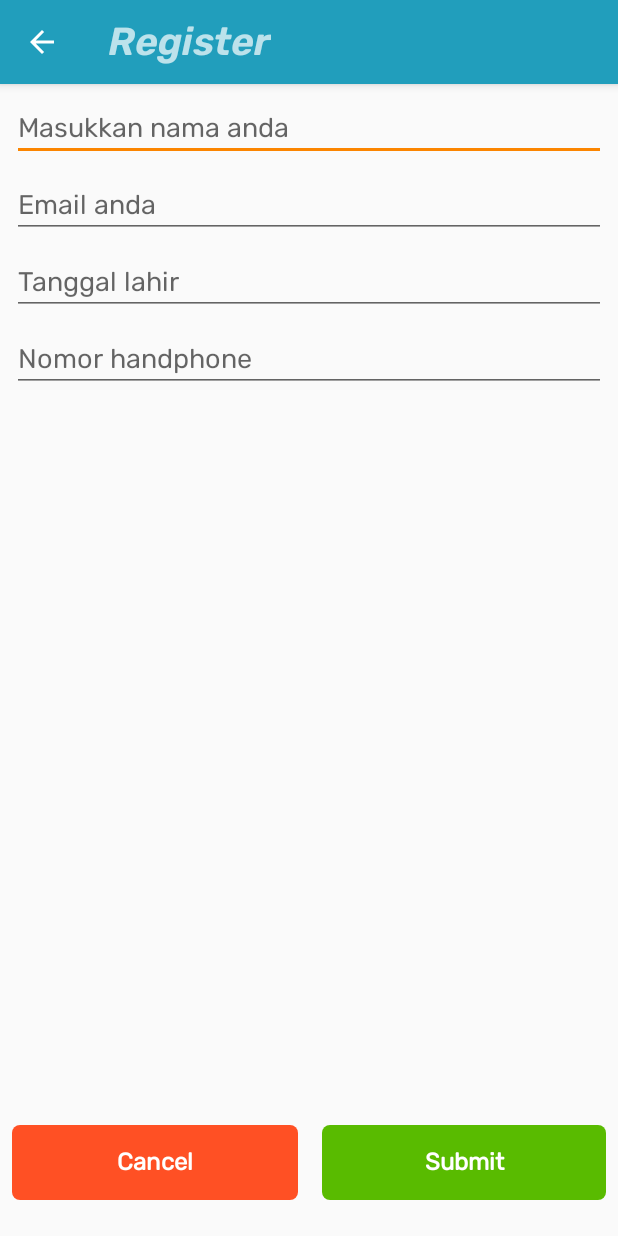
After one commit to chuda27/BasicAndroidApp, an Android app: the RegisterActivity screen opened directly, with no data from a screen before it, on a phone screen of 412 x 824 dp. The commit adds this screen. Run offline under Robolectric (Android 15) with nearby library versions, the phone set to English and light mode, and no system bars.

Commit message:
Add: - Adding RegisterActivity feature

```diff
--- a/app/src/main/java/com/choirulhuda/basic/MainActivity.java
+++ b/app/src/main/java/com/choirulhuda/basic/MainActivity.java
@@ -47,4 +47,9 @@ public class MainActivity extends AppCompatActivity implements View.OnClickListe
         Intent calculator = new Intent(this, CalculatorActivity.class);
         startActivity(calculator);
     }
+
+    public void actionRegister(View view) {
+        Intent register = new Intent(this, RegisterActivity.class);
+        startActivity(register);
+    }
 }
--- /dev/null
+++ b/app/src/main/java/com/choirulhuda/basic/RegisterActivity.java
@@ -0,0 +1,169 @@
+package com.choirulhuda.basic;
+
+import androidx.appcompat.app.AppCompatActivity;
+import androidx.constraintlayout.widget.ConstraintLayout;
+
+import android.app.AlertDialog;
+import android.app.DatePickerDialog;
+import android.content.DialogInterface;
+import android.os.Bundle;
+import android.view.MotionEvent;
+import android.view.View;
+import android.widget.Button;
+import android.widget.DatePicker;
+import android.widget.EditText;
+import android.widget.Toast;
+
+import java.text.SimpleDateFormat;
+import java.util.Calendar;
+import java.util.Locale;
+
+public class RegisterActivity extends AppCompatActivity {
+
+    EditText edtPersonName, edtEmail, edtBDate, edtPhone;
+    Button btnSubmit, btnCancel;
+    ConstraintLayout consLayReg;
+
+    final Calendar myCalendar = Calendar.getInstance();
+
+
+    @Override
+    protected void onCreate(Bundle savedInstanceState) {
+        super.onCreate(savedInstanceState);
+        setContentView(R.layout.activity_register);
+        getSupportActionBar().setTitle("Register");
+
+        edtBDate = findViewById(R.id.edt_birthdate);
+        edtPersonName = findViewById(R.id.edt_person_name);
+        edtEmail = findViewById(R.id.edt_email);
+        edtPhone = findViewById(R.id.edt_phone_number);
+        btnSubmit = findViewById(R.id.btn_submit);
+        btnCancel = findViewById(R.id.btn_cancel);
+
+        consLayReg = findViewById(R.id.cons_lay_reg);
+
+        consLayReg.setOnTouchListener(new View.OnTouchListener() {
+            @Override
+            public boolean onTouch(View view, MotionEvent motionEvent) {
+                Toast.makeText(getApplicationContext(), "Background disentuh", Toast.LENGTH_SHORT).show();
+                return false;
+            }
+        });
+
+        final DatePickerDialog.OnDateSetListener date = new DatePickerDialog.OnDateSetListener() {
+            @Override
+            public void onDateSet(DatePicker datePicker, int i, int i1, int i2) {
+                myCalendar.set(Calendar.YEAR, i);
+                myCalendar.set(Calendar.MONTH, i1);
+                myCalendar.set(Calendar.DAY_OF_MONTH, i2);
+                updateLabelDate();
+            }
+        };
+
+        edtBDate.setOnClickListener(new View.OnClickListener() {
+            @Override
+            public void onClick(View view) {
+                new DatePickerDialog(RegisterActivity.this, date, myCalendar
+                        .get(Calendar.YEAR), myCalendar.get(Calendar.MONTH),
+                        myCalendar.get(Calendar.DAY_OF_MONTH)).show();
+            }
+        });
+
+        edtPersonName.setOnFocusChangeListener(new View.OnFocusChangeListener() {
+            @Override
+            public void onFocusChange(View view, boolean b) {
+                if (!b && edtPersonName.getText().toString().equals("")){
+                    Toast.makeText(getApplicationContext(), "Nama tidak boleh kosong", Toast.LENGTH_SHORT).show();
+                    edtPersonName.setError("Tidak boleh kosong!");
+                }
+            }
+        });
+
+        /*edtBDate.setOnFocusChangeListener(new View.OnFocusChangeListener() {
+            @Override
+            public void onFocusChange(View view, boolean b) {
+                if (!b) {
+                    if (!edtBDate.getText().toString().isEmpty())
+                        edtBDate.setError(null,null);
+                }
+            }
+        });*/
+
+    }
+
+    private void updateLabelDate(){
+        String myFormat = "dd-MMM-yyyy"; //In which you need put here
+        SimpleDateFormat sdf = new SimpleDateFormat(myFormat, Locale.US);
+
+        edtBDate.setText(sdf.format(myCalendar.getTime()));
+    }
+
+    public void actionSubmit(View view) {
+        boolean isAllComplete = true;
+
+        if (edtPersonName.getText().toString().equals("")){
+            edtPersonName.requestFocus();
+            edtPersonName.setError("Harus diisi!");
+            isAllComplete = false;
+        } else
+            isAllComplete = true;
+
+        if (edtEmail.getText().toString().equals("")){
+            edtEmail.requestFocus();
+            edtEmail.setError("Harus diisi!");
+            isAllComplete = false;
+        } else
+            isAllComplete = true;
+
+        if (edtPhone.getText().toString().equals("")){
+            edtPhone.requestFocus();
+            edtPhone.setError("Harus diisi!");
+            isAllComplete = false;
+        } else
+            isAllComplete = true;
+
+        if (edtBDate.getText().toString().equals("")){
+            edtBDate.requestFocus();
+            isAllComplete = false;
+        } else{
+            isAllComplete = true;
+        }
+
+        if (isAllComplete) {
+            AlertDialog.Builder dialogBuilder = new AlertDialog.Builder(this);
+            dialogBuilder.setTitle("Pesan");
+            dialogBuilder.setMessage("Data berhasil disimpan!")
+                    .setIcon(R.drawable.ic_reg_user)
+                    .setCancelable(false)
+                    .setPositiveButton("OK", new DialogInterface.OnClickListener() {
+                        @Override
+                        public void onClick(DialogInterface dialogInterface, int i) {
+                            dialogInterface.dismiss();
+                            finish();
+                        }
+                    });
+
+            AlertDialog alertDialog = dialogBuilder.create();
+            alertDialog.show();
+        } else {
+            AlertDialog.Builder dialogBuilder = new AlertDialog.Builder(this);
+            dialogBuilder.setTitle("Error");
+            dialogBuilder.setMessage("Lengkapi data!")
+                    .setIcon(R.drawable.ic_reg_user)
+                    .setCancelable(false)
+                    .setNegativeButton("OK", new DialogInterface.OnClickListener() {
+                        @Override
+                        public void onClick(DialogInterface dialogInterface, int i) {
+                            dialogInterface.dismiss();
+                        }
+                    });
+
+            AlertDialog alertDialog = dialogBuilder.create();
+            alertDialog.show();
+        }
+    }
+
+    public void actionCancel(View view) {
+        finish();
+    }
+}
--- /dev/null
+++ b/app/src/main/res/drawable/ic_reg_user.xml
@@ -0,0 +1,8 @@
+<vector android:height="48dp" android:tint="@color/colorOptional6"
+    android:viewportHeight="24" android:viewportWidth="24"
+    android:width="48dp" xmlns:android="http://schemas.android.com/apk/res/android">
+    <path android:fillColor="@color/colorOptional6"
+        android:fillType="evenOdd" android:pathData="M9,17l3,-2.94c-0.39,-0.04 -0.68,-0.06 -1,-0.06 -2.67,0 -8,1.34 -8,4v2h9l-3,-3zM11,12c2.21,0 4,-1.79 4,-4s-1.79,-4 -4,-4 -4,1.79 -4,4 1.79,4 4,4"/>
+    <path android:fillColor="@color/colorOptional6"
+        android:fillType="evenOdd" android:pathData="M15.47,20.5L12,17l1.4,-1.41 2.07,2.08 5.13,-5.17 1.4,1.41z"/>
+</vector>
--- /dev/null
+++ b/app/src/main/res/drawable/shape_button_a.xml
@@ -0,0 +1,13 @@
+<?xml version="1.0" encoding="utf-8"?>
+<shape xmlns:android="http://schemas.android.com/apk/res/android"
+    android:shape="rectangle" >
+
+    <solid android:color="@color/colorOptional4" />
+    <corners
+        android:bottomLeftRadius="5dp"
+        android:bottomRightRadius="5dp"
+        android:topLeftRadius="5dp"
+        android:topRightRadius="5dp"/>
+    <padding android:right="4dp"
+        android:left="4dp"/>
+</shape>
--- /dev/null
+++ b/app/src/main/res/drawable/shape_button_b.xml
@@ -0,0 +1,13 @@
+<?xml version="1.0" encoding="utf-8"?>
+<shape xmlns:android="http://schemas.android.com/apk/res/android"
+    android:shape="rectangle">
+    <solid android:color="@color/secondaryColor" />
+    <corners
+        android:bottomLeftRadius="5dp"
+        android:bottomRightRadius="5dp"
+        android:topLeftRadius="5dp"
+        android:topRightRadius="5dp"/>
+    <padding android:right="4dp"
+        android:left="4dp"/>
+
+</shape>
--- /dev/null
+++ b/app/src/main/res/layout/activity_register.xml
@@ -0,0 +1,105 @@
+<?xml version="1.0" encoding="utf-8"?>
+<androidx.constraintlayout.widget.ConstraintLayout xmlns:android="http://schemas.android.com/apk/res/android"
+    xmlns:app="http://schemas.android.com/apk/res-auto"
+    xmlns:tools="http://schemas.android.com/tools"
+    android:id="@+id/cons_lay_reg"
+    android:layout_width="match_parent"
+    android:layout_height="match_parent"
+    tools:context=".RegisterActivity">
+
+    <EditText
+        android:id="@+id/edt_person_name"
+        android:layout_width="0dp"
+        android:layout_height="wrap_content"
+        android:layout_marginStart="8dp"
+        android:layout_marginTop="8dp"
+        android:layout_marginEnd="8dp"
+        android:ems="10"
+        android:hint="@string/masukkan_nama_anda"
+        android:inputType="textPersonName"
+        app:layout_constraintEnd_toEndOf="parent"
+        app:layout_constraintStart_toStartOf="parent"
+        app:layout_constraintTop_toTopOf="parent" />
+
+    <EditText
+        android:id="@+id/edt_phone_number"
+        android:layout_width="0dp"
+        android:layout_height="wrap_content"
+        android:layout_marginTop="8dp"
+        android:ems="10"
+        android:hint="Nomor handphone"
+        android:inputType="phone"
+        app:layout_constraintEnd_toEndOf="@+id/edt_birthdate"
+        app:layout_constraintHorizontal_bias="1.0"
+        app:layout_constraintStart_toStartOf="@+id/edt_birthdate"
+        app:layout_constraintTop_toBottomOf="@+id/edt_birthdate" />
+
+    <EditText
+        android:id="@+id/edt_email"
+        android:layout_width="0dp"
+        android:layout_height="wrap_content"
+        android:layout_marginTop="8dp"
+        android:ems="10"
+        android:hint="Email anda"
+        android:inputType="textEmailAddress"
+        app:layout_constraintEnd_toEndOf="@+id/edt_person_name"
+        app:layout_constraintStart_toStartOf="@+id/edt_person_name"
+        app:layout_constraintTop_toBottomOf="@+id/edt_person_name" />
+
+    <EditText
+        android:id="@+id/edt_birthdate"
+        android:layout_width="0dp"
+        android:layout_height="wrap_content"
+        android:layout_marginTop="8dp"
+        android:ems="10"
+        android:hint="Tanggal lahir"
+        android:inputType="date"
+        android:editable="false"
+        android:clickable="true"
+        android:focusable="false"
+        app:layout_constraintEnd_toEndOf="@+id/edt_email"
+        app:layout_constraintStart_toStartOf="@+id/edt_email"
+        app:layout_constraintTop_toBottomOf="@+id/edt_email" />
+
+    <androidx.constraintlayout.widget.Guideline
+        android:id="@+id/guideline5"
+        android:layout_width="wrap_content"
+        android:layout_height="wrap_content"
+        android:orientation="vertical"
+        app:layout_constraintGuide_percent="0.50121653" />
+
+    <Button
+        android:id="@+id/btn_submit"
+        android:layout_width="0dp"
+        android:layout_height="50dp"
+        android:layout_marginStart="8dp"
+        android:layout_marginEnd="8dp"
+        android:layout_marginBottom="24dp"
+        android:background="@drawable/shape_button_a"
+        android:text="Submit"
+        android:textColor="#FFFFFF"
+        android:textSize="16sp"
+        android:textStyle="bold"
+        android:onClick="actionSubmit"
+        app:layout_constraintBottom_toBottomOf="parent"
+        app:layout_constraintEnd_toEndOf="parent"
+        app:layout_constraintStart_toStartOf="@+id/guideline5" />
+
+    <Button
+        android:id="@+id/btn_cancel"
+        android:layout_width="0dp"
+        android:layout_height="0dp"
+        android:layout_marginStart="8dp"
+        android:layout_marginEnd="8dp"
+        android:background="@drawable/shape_button_b"
+        android:text="Cancel"
+        android:textColor="#FFFFFF"
+        android:textSize="16sp"
+        android:textStyle="bold"
+        android:onClick="actionCancel"
+        app:layout_constraintBottom_toBottomOf="@+id/btn_submit"
+        app:layout_constraintEnd_toStartOf="@+id/guideline5"
+        app:layout_constraintStart_toStartOf="parent"
+        app:layout_constraintTop_toTopOf="@+id/btn_submit" />
+
+</androidx.constraintlayout.widget.ConstraintLayout>
--- a/app/src/main/res/values/colors.xml
+++ b/app/src/main/res/values/colors.xml
@@ -15,4 +15,9 @@
     <color name="colorOptional1">#023047</color>
     <color name="colorOptional2">#ffb703</color>
     <color name="colorOptional3">#8ecae6</color>
+    <color name="colorOptional4">#59bb00</color>
+    <color name="colorOptional5">#c6ff54</color>
+    <color name="colorOptional6">#90ee02</color>
+    <color name="colorButton1">#006e8c</color>
+    <color name="colorButton2">#64ceef</color>
 </resources>
```
Also changed, not shown: app/src/main/AndroidManifest.xml (+12 -6 lines), app/src/main/res/layout/activity_main.xml (+12 -1 lines).
